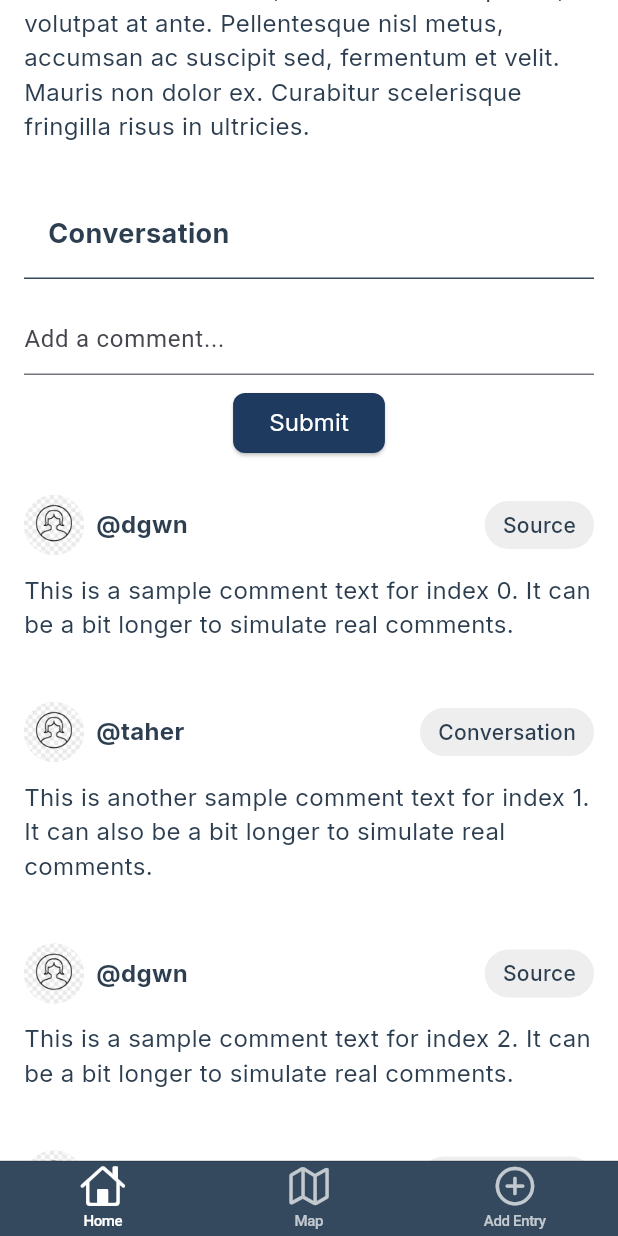
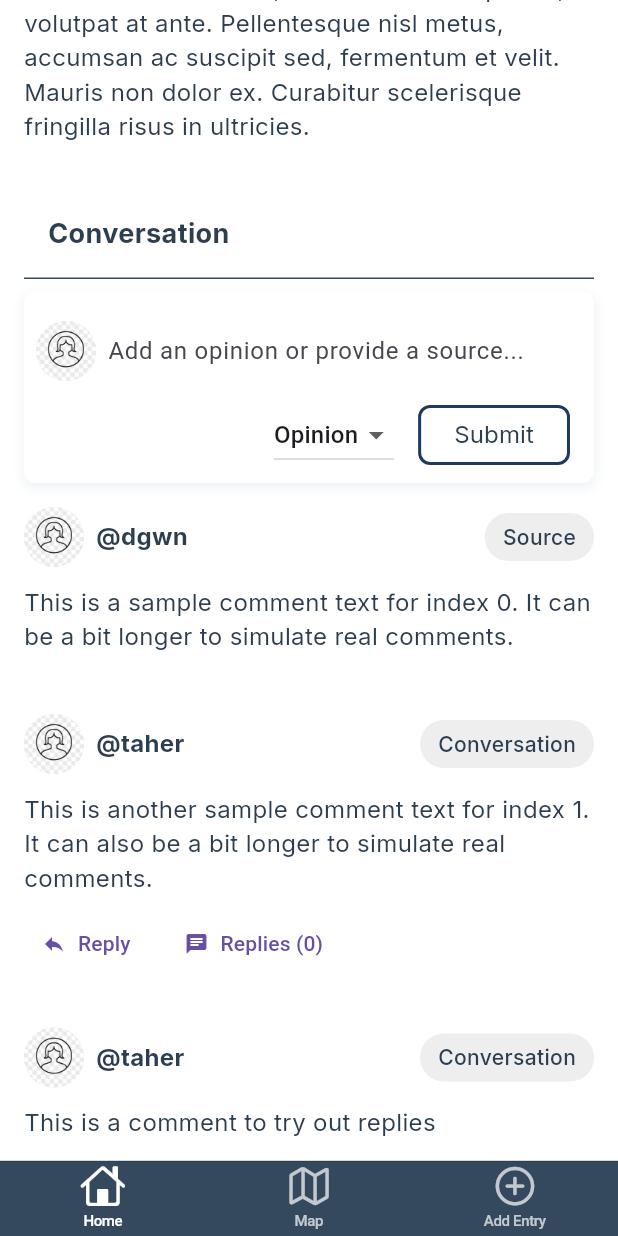
Before and after one commit to taheralfayad/blocktalk, a Flutter app: the EntryPage screen opened directly, scrolled down 1152 dp, on a phone screen of 412 x 824 dp. Run offline on Flutter 3.47's test engine with Material 3 defaults, Android fonts, the phone set to English and light mode, and no system bars; our stand-ins replace flutter_map, go_router, google_fonts, latlong2.

Commit message:
finish add comment component and add see replies to conversations

```diff
--- a/lib/components/add_comment.dart
+++ b/lib/components/add_comment.dart
@@ -1,9 +1,12 @@
 import 'package:flutter/material.dart';
 
 import '../design-system/button.dart';
+import '../design-system/colors.dart';
 
 class AddComment extends StatefulWidget {
-  const AddComment({super.key});
+  final String avatarUrl;
+
+  const AddComment({super.key, this.avatarUrl = 'assets/avatar.jpg'});
 
   @override
   State<AddComment> createState() => _AddCommentState();
@@ -11,34 +14,98 @@ class AddComment extends StatefulWidget {
 
 class _AddCommentState extends State<AddComment> {
   final TextEditingController _commentController = TextEditingController();
+  String _selectedClassification = 'Opinion';
+
+  List<String> items = [
+    'Opinion',
+    'Source',
+  ];
 
   @override
   Widget build(BuildContext context) {
     return Container(
-      constraints: const BoxConstraints(
-        maxHeight: 200.0,
+      constraints: const BoxConstraints(maxHeight: 200.0),
+      padding: const EdgeInsets.only(top: 16.0, bottom: 8.0),
+      decoration: BoxDecoration(
+        color: Colors.white,
+        borderRadius: BorderRadius.circular(8.0),
+        boxShadow: [
+          BoxShadow(
+            color: AppColors.blockColor.withOpacity(0.5),
+            spreadRadius: 1,
+            blurRadius: 5,
+            offset: const Offset(0, 3), // changes position of shadow
           ),
-      padding: const EdgeInsets.symmetric(vertical: 8.0),
+        ],
+      ),
       child: Column(
         mainAxisSize: MainAxisSize.min,
         children: [
-            TextField(
+          Row(
+            children: [
+              Padding(
+                padding: const EdgeInsets.only(left: 8.0, right: 8.0),
+                child: CircleAvatar(
+                  radius: 20.0,
+                  backgroundImage: AssetImage(widget.avatarUrl),
+                ),
+              ),
+              Flexible(
+                child: TextField(
+                  onTapOutside: (event) {
+                    FocusScope.of(context).requestFocus(FocusNode());
+                  },
+                  autofocus: false,
+                  autocorrect: false,
                   controller: _commentController,
                   decoration: InputDecoration(
-                  hintText: 'Add a comment...',
+                    hintText: 'Add an opinion or provide a source...',
+                    border: InputBorder.none,
+                    enabledBorder: InputBorder.none,
+                    focusedBorder: InputBorder.none,
+                    filled: false,
+                    contentPadding: EdgeInsets.zero,
                   ),
                 ),
+              ),
+            ],
+          ),
           SizedBox(height: 8.0),
-            BlockTalkButton(
+          Row(
+            mainAxisAlignment: MainAxisAlignment.end,
+            children: [
+              DropdownButton<String>(
+                value: _selectedClassification,
+                onChanged: (String? newValue) {
+                  setState(() {
+                    _selectedClassification = newValue!;
+                    print('Classification changed to: $_selectedClassification');
+                  });
+                },
+                dropdownColor: AppColors.blockColor,
+                items: items.map<DropdownMenuItem<String>>((String value) {
+                  return DropdownMenuItem<String>(
+                    value: value,
+                    child: Text(value),
+                  );
+                }).toList(),
+              ),
+              Container(
+                padding: const EdgeInsets.symmetric(horizontal: 16.0),
+                child: BlockTalkButton(
                   text: 'Submit',
-              type: "solid",
+                  type: "outline",
                   onPressed: () {
                     if (_commentController.text.isNotEmpty) {
                       // Handle comment submission logic here
                       print('Comment submitted: ${_commentController.text}');
+                      print('Classification: $_selectedClassification');
                       _commentController.clear();
                     }
                   },
+                ),
+              ),
+            ],
           ),
         ],
       ),
--- a/lib/components/comment.dart
+++ b/lib/components/comment.dart
@@ -3,11 +3,12 @@ import 'package:flutter/material.dart';
 import '../design-system/text.dart';
 
 
-class Comment extends StatelessWidget {
+class Comment extends StatefulWidget {
   final String text;
   final String author;
   final String classification;
   final String avatarUrl;
+  final List<Comment> replies;
 
   const Comment({
     super.key,
@@ -15,8 +16,16 @@ class Comment extends StatelessWidget {
     required this.author,
     required this.classification,
     this.avatarUrl = 'assets/avatar.jpg',
+    this.replies = const [],
   });
 
+  @override
+  State<Comment> createState() => _CommentState();
+}
+
+
+class _CommentState extends State<Comment> {
+  bool _isExpanded = false;
 
   @override
   Widget build(BuildContext context) {
@@ -41,11 +50,11 @@ class Comment extends StatelessWidget {
                     ),
                     child: CircleAvatar(
                       radius: 20.0,
-                      backgroundImage: AssetImage(avatarUrl),
+                      backgroundImage: AssetImage(widget.avatarUrl),
                     )
                   ),
                   BlockTalkText(
-                    text: author,
+                    text: widget.author,
                     fontWeight: FontWeight.bold,
                   ),
                 ],
@@ -57,7 +66,7 @@ class Comment extends StatelessWidget {
                   borderRadius: BorderRadius.circular(16.0),
                 ),
                 child: BlockTalkText(
-                  text: classification,
+                  text: widget.classification,
                   fontSize: 14.0,
                   fontWeight: FontWeight.w500,
                 ),
@@ -70,10 +79,52 @@ class Comment extends StatelessWidget {
               bottom: 8.0,
             ),
             child: BlockTalkText(
-              text: text,
+              text: widget.text,
               fontSize: 16.0,
             ),
           ),
+          if (widget.classification == 'Conversation')
+            Row(
+              mainAxisAlignment: MainAxisAlignment.start,
+              children: [
+                TextButton.icon(
+                  onPressed: () {},
+                  icon: const Icon(Icons.reply, size: 16.0),
+                  label: const Text('Reply'),
+                ),
+                const SizedBox(width: 8.0),
+                TextButton.icon(
+                onPressed: () {
+                  setState(() {
+                      _isExpanded = !_isExpanded;
+                    });
+                  },
+                  icon: const Icon(Icons.chat, size: 16.0),
+                  label: Text('Replies (${widget.replies.length})'),
+                ),
+              ]
+            ),
+          if (widget.replies.isNotEmpty && _isExpanded)
+            ...widget.replies.map(
+              (reply) => Padding(
+                padding: const EdgeInsets.only(left: 16.0, top: 8.0),
+                child:
+                 Row(
+                  mainAxisAlignment: MainAxisAlignment.start,
+                  children: [
+                    Expanded(
+                      child: Comment(
+                        text: reply.text,
+                        author: reply.author,
+                        classification: reply.classification,
+                        avatarUrl: reply.avatarUrl,
+                        replies: reply.replies,
+                      )
+                    ),
+                  ],
+                  )
+              )
+            ),
         ]
       )
     );
--- a/lib/pages/entry.dart
+++ b/lib/pages/entry.dart
@@ -42,6 +42,10 @@ class _EntryPageState extends State<EntryPage> {
           children: [
             Expanded(
               child: SafeArea(
+                top: true,
+                bottom: false,
+                left: false,
+                right: false,
                 child: SingleChildScrollView(
                   padding: const EdgeInsets.all(16.0),
                   child: Column(
@@ -80,6 +84,26 @@ class _EntryPageState extends State<EntryPage> {
                           itemCount: 10,
                           itemBuilder: (context, index) {
                             if (index % 2 == 0) {
+                              if (index == 2) {
+                                return Comment(
+                                  text: "This is a comment to try out replies",
+                                  author: "@taher",
+                                  classification: "Conversation",
+                                  replies: [
+                                    Comment(
+                                      text: "This is a reply to the comment above",
+                                      author: "@dgwn",
+                                      classification: "Conversation",
+                                      replies: [],
+                                    ),
+                                    Comment(
+                                      text: "This is another reply to the comment above",
+                                      author: "@taher",
+                                      classification: "Conversation",
+                                    )
+                                  ],
+                                );
+                              }
                               return Comment(
                                 text: "This is a sample comment text for index $index. It can be a bit longer to simulate real comments.",
                                 author: "@dgwn",
```
Lines whose indentation alone changed are shown as unchanged.
